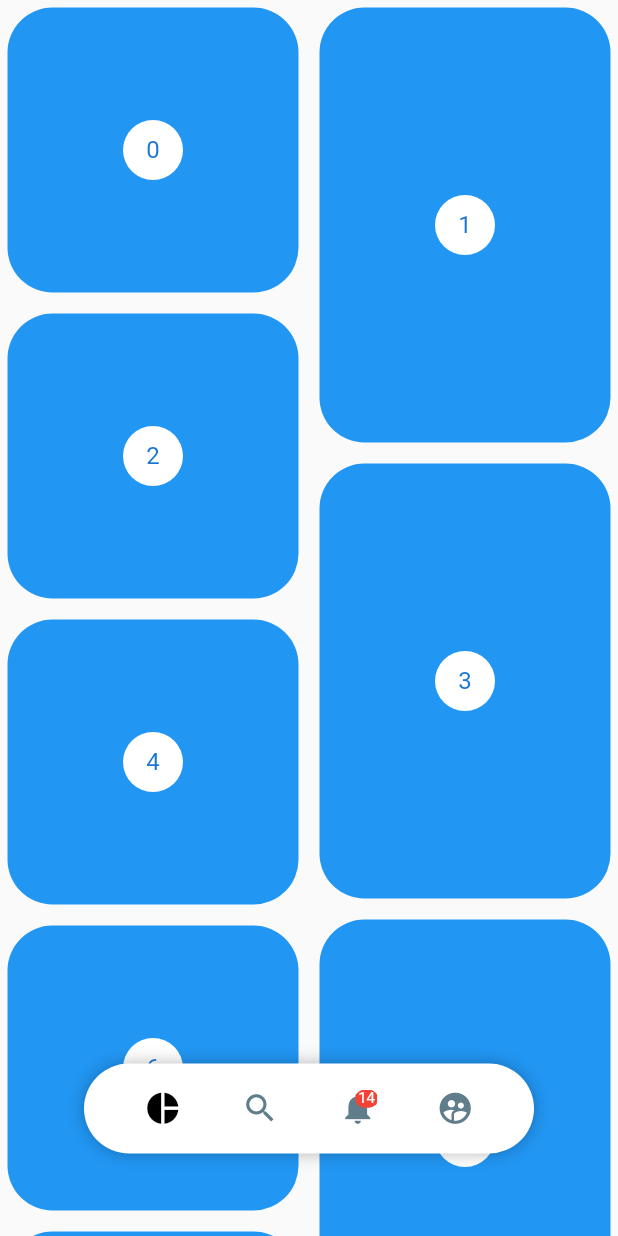
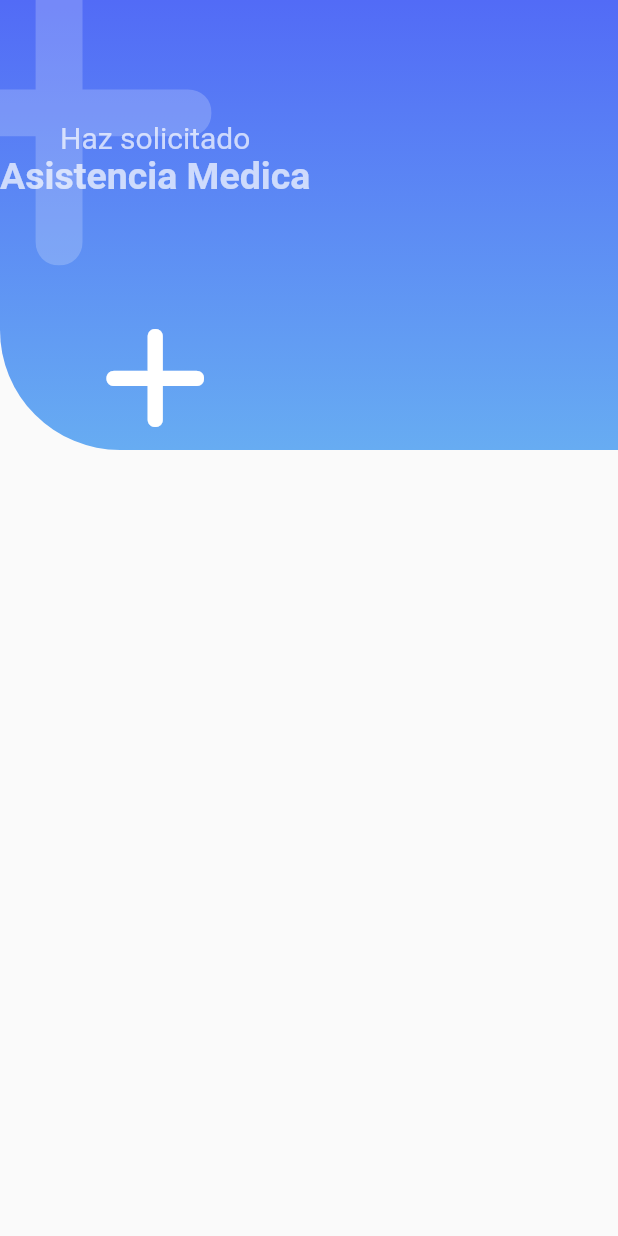
Before and after one commit to samuel005005/flutter_app_design, a Flutter app: the screen it shows after launch, on a phone screen of 412 x 824 dp. Run offline on Flutter 3.47's test engine with Material 2 defaults, Android fonts, the phone set to English and light mode, and no system bars; our stand-ins replace bloc, equatable, flutter_bloc, flutter_svg, font_awesome_flutter.

Commit message:
creando cabecera

```diff
--- a/lib/main.dart
+++ b/lib/main.dart
@@ -1,5 +1,5 @@
 import 'package:flutter/material.dart';
-import 'package:flutter_app_design/src/pages/pinterest_page.dart';
+import 'package:flutter_app_design/src/pages/emergency_page.dart';
 
 void main() => runApp(const MyApp());
 
@@ -11,7 +11,7 @@ class MyApp extends StatelessWidget {
     return const MaterialApp(
       debugShowCheckedModeBanner: false,
       title: 'Diseños App',
-      home: PinterestPage(),
+      home: EmergencyPage(),
     );
   }
 }
--- /dev/null
+++ b/lib/src/pages/emergency_page.dart
@@ -0,0 +1,13 @@
+import 'package:flutter/material.dart';
+import 'package:flutter_app_design/src/widgets/emergency/header.dart';
+
+class EmergencyPage extends StatelessWidget {
+  const EmergencyPage({super.key});
+
+  @override
+  Widget build(BuildContext context) {
+    return const Scaffold(
+      body: HeaderEmergency(),
+    );
+  }
+}
--- /dev/null
+++ b/lib/src/widgets/emergency/header.dart
@@ -0,0 +1,67 @@
+import 'package:flutter/material.dart';
+import 'package:font_awesome_flutter/font_awesome_flutter.dart';
+
+class HeaderEmergency extends StatelessWidget {
+  const HeaderEmergency({super.key});
+
+  @override
+  Widget build(BuildContext context) {
+    final whiteColor = Colors.white.withOpacity(.7);
+    return Stack(
+      children: [
+        const _HeaderBackground(),
+        Positioned(
+          top: -50,
+          left: -70,
+          child: FaIcon(
+            FontAwesomeIcons.plus,
+            size: 250,
+            color: Colors.white.withOpacity(0.2),
+          ),
+        ),
+        Column(
+          crossAxisAlignment: CrossAxisAlignment.center,
+          children: [
+            const SizedBox(height: 80),
+            Text(
+              "Haz solicitado",
+              style: TextStyle(fontSize: 20, color: whiteColor),
+            ),
+            Text(
+              "Asistencia Medica",
+              style: TextStyle(
+                  fontSize: 25, fontWeight: FontWeight.bold, color: whiteColor),
+            ),
+            const SizedBox(height: 80),
+            const FaIcon(FontAwesomeIcons.plus, size: 80, color: Colors.white),
+          ],
+        ),
+      ],
+    );
+  }
+}
+
+class _HeaderBackground extends StatelessWidget {
+  const _HeaderBackground();
+
+  @override
+  Widget build(BuildContext context) {
+    return Container(
+      width: double.infinity,
+      height: 300,
+      decoration: const BoxDecoration(
+        borderRadius: BorderRadius.only(
+          bottomLeft: Radius.circular(80),
+        ),
+        gradient: LinearGradient(
+          begin: Alignment.topCenter,
+          end: Alignment.bottomCenter,
+          colors: [
+            Color(0xff526BF6),
+            Color(0xff67ACF2),
+          ],
+        ),
+      ),
+    );
+  }
+}
--- a/pubspec.yaml
+++ b/pubspec.yaml
@@ -40,6 +40,7 @@ dependencies:
   bloc: ^8.1.1
   equatable: ^2.0.5
   flutter_staggered_grid_view: ^0.6.2
+  font_awesome_flutter: ^10.4.0
 
 dev_dependencies:
   flutter_test:
```
Also changed, not shown: pubspec.lock.
